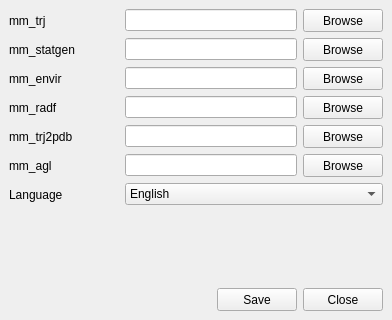
The window that mathmech/mathmech/src/settingswindow.ui (arcan1s/moldyn) describes before a commit, drawn with Qt 5.
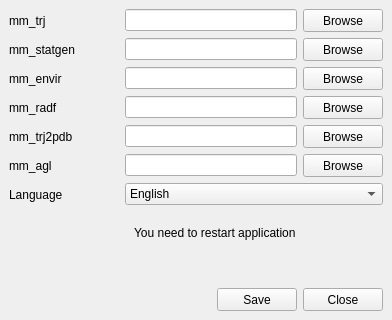
The same window after the commit.

```diff
--- a/mathmech/mathmech/src/settingswindow.ui
+++ b/mathmech/mathmech/src/settingswindow.ui
@@ -268,6 +268,38 @@
       </item>
      </layout>
     </item>
+    <item>
+     <widget class="QWidget" name="settings_layout_lang_2" native="true">
+      <layout class="QHBoxLayout" name="horizontalLayout">
+       <item>
+        <widget class="QLabel" name="settings_label_langnull">
+         <property name="minimumSize">
+          <size>
+           <width>110</width>
+           <height>23</height>
+          </size>
+         </property>
+         <property name="text">
+          <string notr="true"/>
+         </property>
+        </widget>
+       </item>
+       <item>
+        <widget class="QLabel" name="settings__label_langinfo">
+         <property name="sizePolicy">
+          <sizepolicy hsizetype="Expanding" vsizetype="Preferred">
+           <horstretch>0</horstretch>
+           <verstretch>0</verstretch>
+          </sizepolicy>
+         </property>
+         <property name="text">
+          <string>You need to restart application</string>
+         </property>
+        </widget>
+       </item>
+      </layout>
+     </widget>
+    </item>
     <item>
      <spacer name="verticalSpacer">
       <property name="orientation">
```
